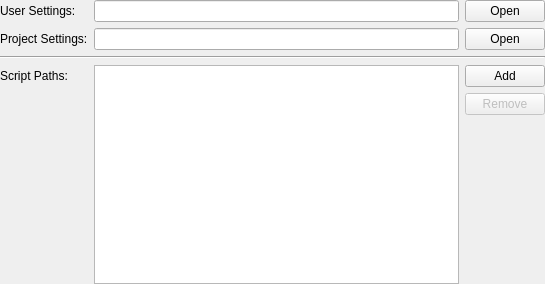
Above: src/gui/settingswidget.ui from KDAB/knut before the change. Below: the same form after it.
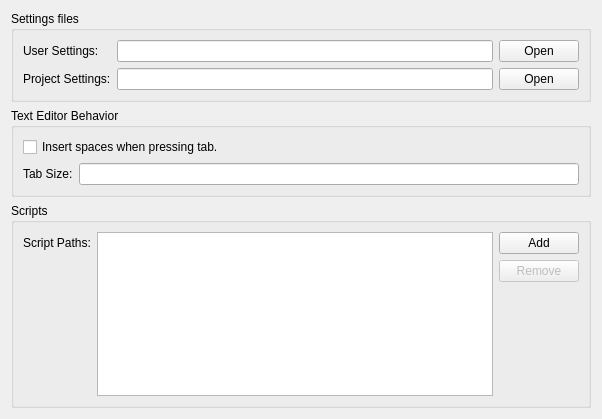
That is the form after the change.

Commit message:
Add text editor settings for indentation
The settings is going to be used in ident later.

Task-Id: KNUT-39

The edit to the form file:
```diff
--- a/src/gui/settingswidget.ui
+++ b/src/gui/settingswidget.ui
@@ -6,23 +6,24 @@
    <rect>
     <x>0</x>
     <y>0</y>
-    <width>545</width>
-    <height>284</height>
+    <width>602</width>
+    <height>419</height>
    </rect>
   </property>
-  <layout class="QGridLayout" name="gridLayout">
-   <property name="leftMargin">
-    <number>0</number>
-   </property>
-   <property name="topMargin">
-    <number>0</number>
-   </property>
-   <property name="rightMargin">
-    <number>0</number>
-   </property>
-   <property name="bottomMargin">
-    <number>0</number>
-   </property>
+  <layout class="QVBoxLayout" name="verticalLayout">
+   <item>
+    <widget class="QGroupBox" name="groupBox_2">
+     <property name="title">
+      <string>Settings files</string>
+     </property>
+     <layout class="QGridLayout" name="gridLayout_2">
+      <item row="0" column="0">
+       <widget class="QLabel" name="label">
+        <property name="text">
+         <string>User Settings:</string>
+        </property>
+       </widget>
+      </item>
    <item row="0" column="1">
     <widget class="QLineEdit" name="userPath">
      <property name="readOnly">
@@ -30,28 +31,84 @@
      </property>
     </widget>
    </item>
-   <item row="3" column="0">
+      <item row="0" column="2">
+       <widget class="QPushButton" name="openUserButton">
+        <property name="text">
+         <string>Open</string>
+        </property>
+       </widget>
+      </item>
+      <item row="1" column="0">
+       <widget class="QLabel" name="label_2">
+        <property name="text">
+         <string>Project Settings:</string>
+        </property>
+       </widget>
+      </item>
+      <item row="1" column="1">
+       <widget class="QLineEdit" name="projectPath">
+        <property name="readOnly">
+         <bool>true</bool>
+        </property>
+       </widget>
+      </item>
+      <item row="1" column="2">
+       <widget class="QPushButton" name="openProjectButton">
+        <property name="text">
+         <string>Open</string>
+        </property>
+       </widget>
+      </item>
+     </layout>
+    </widget>
+   </item>
+   <item>
+    <widget class="QGroupBox" name="textEditorGroup">
+     <property name="title">
+      <string>Text Editor Behavior</string>
+     </property>
+     <layout class="QFormLayout" name="formLayout_3">
+      <item row="1" column="0">
+       <widget class="QLabel" name="label_6">
+        <property name="text">
+         <string>Tab Size:</string>
+        </property>
+       </widget>
+      </item>
+      <item row="0" column="0" colspan="2">
+       <widget class="QCheckBox" name="insertSpacesCheck">
+        <property name="text">
+         <string>Insert spaces when pressing tab.</string>
+        </property>
+       </widget>
+      </item>
+      <item row="1" column="1">
+       <widget class="QLineEdit" name="tabSize"/>
+      </item>
+     </layout>
+    </widget>
+   </item>
+   <item>
+    <widget class="QGroupBox" name="groupBox">
+     <property name="title">
+      <string>Scripts</string>
+     </property>
+     <layout class="QGridLayout" name="gridLayout">
+      <item row="0" column="0">
     <widget class="QLabel" name="label_3">
      <property name="text">
       <string>Script Paths:</string>
      </property>
     </widget>
    </item>
-   <item row="3" column="2">
+      <item row="0" column="2">
     <widget class="QPushButton" name="addButton">
      <property name="text">
       <string>Add</string>
      </property>
     </widget>
    </item>
-   <item row="1" column="1">
-    <widget class="QLineEdit" name="projectPath">
-     <property name="readOnly">
-      <bool>true</bool>
-     </property>
-    </widget>
-   </item>
-   <item row="4" column="2">
+      <item row="1" column="2">
     <widget class="QPushButton" name="removeButton">
      <property name="enabled">
       <bool>false</bool>
@@ -61,7 +118,7 @@
      </property>
     </widget>
    </item>
-   <item row="5" column="2">
+      <item row="2" column="2">
     <spacer name="verticalSpacer">
      <property name="orientation">
       <enum>Qt::Vertical</enum>
@@ -69,47 +126,15 @@
      <property name="sizeHint" stdset="0">
       <size>
        <width>20</width>
-       <height>194</height>
+          <height>91</height>
       </size>
      </property>
     </spacer>
    </item>
-   <item row="0" column="2">
-    <widget class="QPushButton" name="openUserButton">
-     <property name="text">
-      <string>Open</string>
-     </property>
-    </widget>
-   </item>
-   <item row="1" column="0">
-    <widget class="QLabel" name="label_2">
-     <property name="text">
-      <string>Project Settings:</string>
-     </property>
-    </widget>
-   </item>
-   <item row="3" column="1" rowspan="3">
+      <item row="0" column="1" rowspan="3">
     <widget class="QListWidget" name="scriptPathList"/>
    </item>
-   <item row="0" column="0">
-    <widget class="QLabel" name="label">
-     <property name="text">
-      <string>User Settings:</string>
-     </property>
-    </widget>
-   </item>
-   <item row="2" column="0" colspan="3">
-    <widget class="Line" name="line">
-     <property name="orientation">
-      <enum>Qt::Horizontal</enum>
-     </property>
-    </widget>
-   </item>
-   <item row="1" column="2">
-    <widget class="QPushButton" name="openProjectButton">
-     <property name="text">
-      <string>Open</string>
-     </property>
+     </layout>
     </widget>
    </item>
   </layout>
```
Left out of the diff: 4 changed lines with no effect on the pictures. Lines whose indentation alone changed are shown as unchanged. The commit also changes 13 other files.
